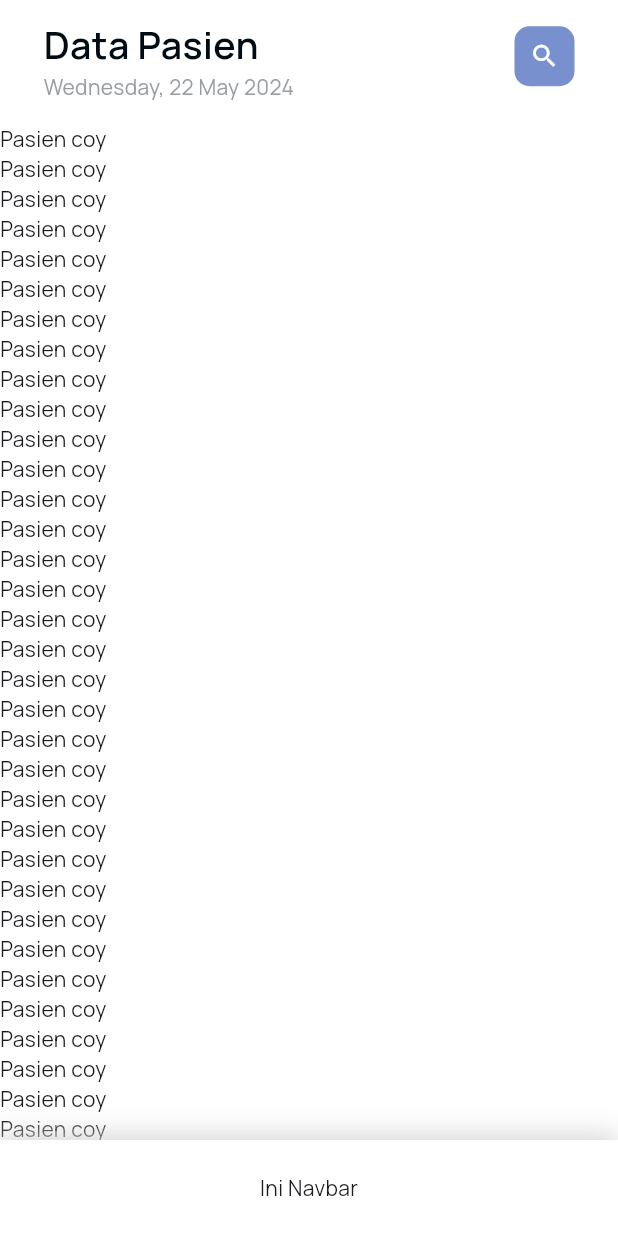
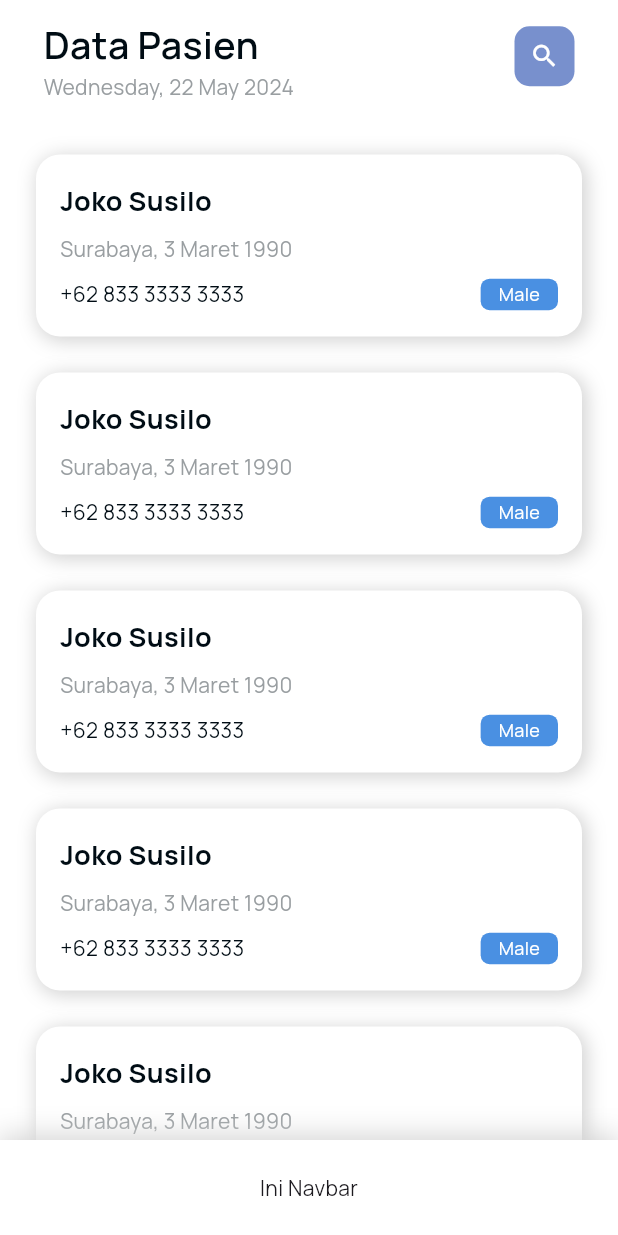
Before and after one commit to Khip01/sistem-kesehatan-flutter, a Flutter app: the BasePage screen opened by its route, swiped to page 3, on a phone screen of 412 x 824 dp. Run offline on Flutter 3.47's test engine with Material 3 defaults, Android fonts, the phone set to English and light mode, and no system bars; our stand-ins replace bloc, dartz, flutter_bloc, flutter_svg, freezed_annotation, go_router and 1 more; accounts and stored records are empty.

Commit message:
feat: add listview dummy card layout

```diff
--- a/lib/presentation/pages/base_page_view/pasien_page.dart
+++ b/lib/presentation/pages/base_page_view/pasien_page.dart
@@ -1,9 +1,65 @@
+import 'dart:math';
+
 import 'package:flutter/material.dart';
 
+import '../../extension/theme.dart';
+import '../../extension/values.dart';
 import '../../widgets/base_page_appbar.dart';
 
 class PasienPage extends StatelessWidget {
-  const PasienPage({super.key});
+  PasienPage({super.key});
+
+  // TODO: Dummy Area
+  List<String> patientNameMale = [
+    "Agus Santoso",
+    "Budi Raharjo",
+    "Eko Prasetyo",
+    "Fajar Nugroho",
+    "Joko Susilo",
+    "Hendra Wijaya",
+    "Fahmi Hidayat",
+    "Erik Saputra",
+  ];
+
+  List<String> patientNameFemale = [
+    "Citra Dewi",
+    "Dewi Lestari",
+    "Gita Puspita",
+    "Dian Kusuma",
+    "Intan Sari",
+  ];
+
+  List<String> patientPhoneNum = [
+    "+62 811 1111 1111",
+    "+62 822 2222 2222",
+    "+62 833 3333 3333",
+    "+62 844 4444 4444",
+    "+62 855 5555 5555",
+    "+62 866 6666 6666",
+    "+62 877 7777 7777"
+  ];
+
+  List<String> patientBirthDetail = [
+    "Jakarta, 1 Januari 1980",
+    "Bandung, 2 Februari 1985",
+    "Surabaya, 3 Maret 1990",
+    "Yogyakarta, 4 April 1982",
+    "Semarang, 5 Mei 1987",
+    "Medan, 6 Juni 1993",
+    "Bali, 7 Juli 1995"
+  ];
+
+  List<String> patientGender = [
+    "Male",
+    "Female",
+  ];
+
+  String _getRandomizedPateientNameMale() => patientNameMale[Random().nextInt(8)];
+  String _getRandomizedPateientNameFemale() => patientNameFemale[Random().nextInt(5)];
+  String _getRandomizedPateientPhoneNum() => patientPhoneNum[Random().nextInt(7)];
+  String _getRandomizedPateientBirthDetail() => patientBirthDetail[Random().nextInt(7)];
+  String _getRandomizedPateientGender() => patientGender[Random().nextInt(2)];
+  // TODO: End of dummy area
 
 
   @override
@@ -17,15 +73,100 @@ class PasienPage extends StatelessWidget {
         ),
         Flexible(
           fit: FlexFit.tight,
-          child: ListView.builder(
-            padding: EdgeInsets.zero,
-            itemCount: 50,
-            itemBuilder: (BuildContext context, int index) {
-              return Text("Pasien coy");
-            },
-          ),
+          child: _cardListView(),
         ),
       ],
     );
   }
+
+  Widget _cardListView() {
+    return ListView.builder(
+      padding: const EdgeInsets.only(top: 20),
+      itemCount: 6,
+      itemBuilder: (BuildContext context, int index) {
+        return Container(
+          height: (MediaQuery.of(context).size.width - 48) / 3,
+          width: double.maxFinite,
+          margin: const EdgeInsets.only(left: 24, right: 24, bottom: 24),
+          decoration: BoxDecoration(
+            borderRadius: BorderRadius.circular(16),
+            color: custWhiteColor,
+            boxShadow: [
+              BoxShadow(
+                spreadRadius: 1,
+                blurRadius: 10,
+                offset: const Offset(2, 2),
+                color: custShadowColor,
+              )
+            ],
+          ),
+          child: LayoutBuilder(
+            builder: (BuildContext context, BoxConstraints constraint){
+              return _contentCardInfo();
+            },
+          ),
+        );
+      },
+    );
+  }
+
+  Widget _contentCardInfo(){
+    final String gender = _getRandomizedPateientGender();
+
+    return Padding(
+      padding: const EdgeInsets.symmetric(horizontal: 16, vertical: 8),
+      child: Column(
+        crossAxisAlignment: CrossAxisAlignment.start,
+        mainAxisAlignment: MainAxisAlignment.spaceEvenly,
+        children: [
+          Text(
+            gender == "Male" ? _getRandomizedPateientNameMale() : _getRandomizedPateientNameFemale(),
+            overflow: TextOverflow.ellipsis,
+            maxLines: 2,
+            style: TextStyle(
+              fontSize: headingScreenTextSize,
+              fontWeight: FontWeight.bold,
+              color: custBlackColor,
+            ),
+          ),
+          Text(
+            _getRandomizedPateientBirthDetail(),
+            style: TextStyle(
+              fontSize: bodyTextSize,
+              color: custGreyColor,
+            ),
+          ),
+          Row(
+            mainAxisAlignment: MainAxisAlignment.spaceBetween,
+            children: [
+              Text(
+                _getRandomizedPateientPhoneNum(),
+                style: TextStyle(
+                  fontSize: bodyTextSize,
+                  color: custBlackColor,
+                ),
+              ),
+              Container(
+                padding: const EdgeInsets.symmetric(horizontal: 12, vertical: 2),
+                decoration: BoxDecoration(
+                  // TODO: Label Gender Color Decision
+                  color: gender == "Male" ? custGenderMale : custGenderFemale,
+                  borderRadius: BorderRadius.circular(6),
+                ),
+                child: Center(
+                  child: Text(
+                    gender,
+                    style: TextStyle(
+                      fontSize: 12,
+                      color: custWhiteColor,
+                    ),
+                  ),
+                ),
+              ),
+            ],
+          ),
+        ],
+      ),
+    );
+  }
 }
```
